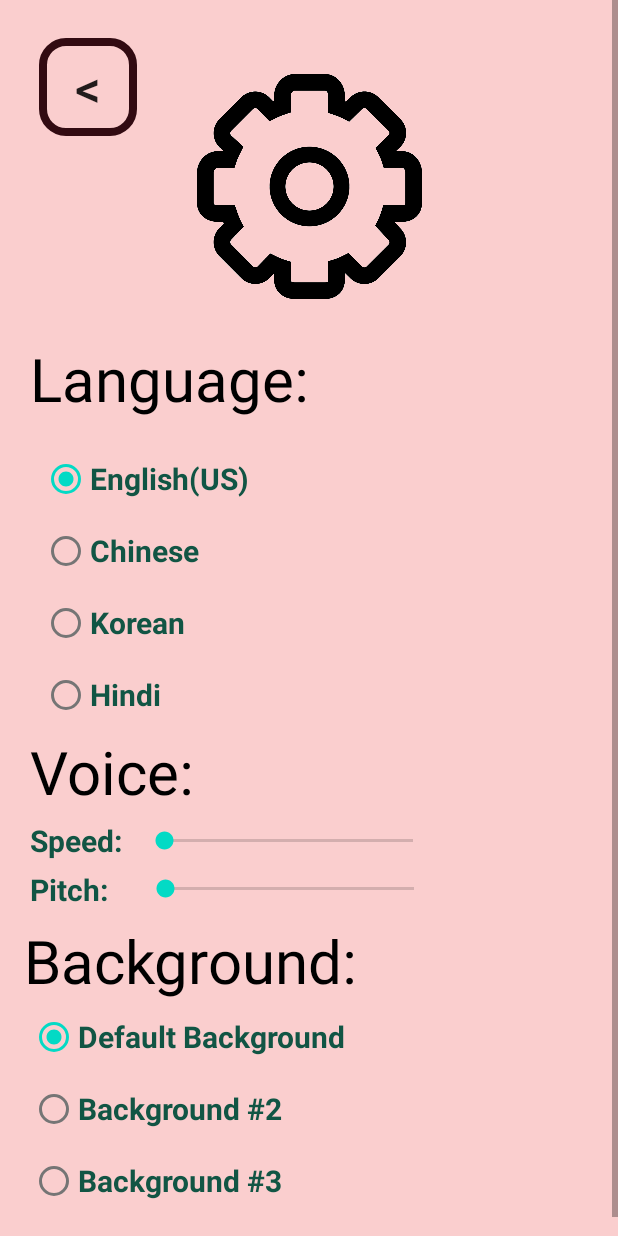
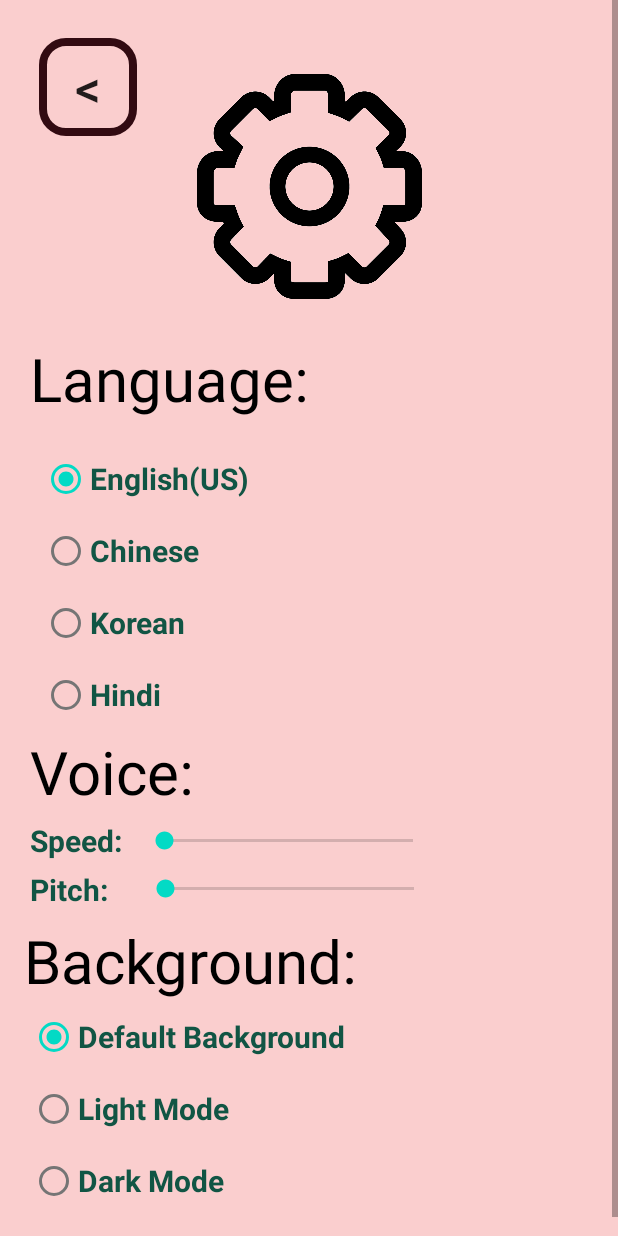
Before and after one commit to fayeezus/MedTalk-final, an Android app: the screen it shows after launch (SettingsActivity), after a tap on "Reset", on a phone screen of 412 x 824 dp. Run offline under Robolectric (Android 15) with nearby library versions, the phone set to English and light mode, and no system bars.

Commit message:
dark mode and light mode additions

```diff
--- a/app/src/main/res/values-night/themes.xml
+++ b/app/src/main/res/values-night/themes.xml
@@ -2,7 +2,7 @@
     <!-- Base application theme. -->
     <style name="Theme.Medtalk" parent="Theme.MaterialComponents.DayNight.DarkActionBar">
         <!-- Primary brand color. -->
-        <item name="colorPrimary">@color/background_night</item>
+        <item name="colorPrimary">@color/black</item>
         <item name="colorPrimaryVariant">@color/background_night_dark</item>
         <item name="colorOnPrimary">@color/trim</item>
         <!-- Secondary brand color. -->
--- a/app/src/main/res/values/strings.xml
+++ b/app/src/main/res/values/strings.xml
@@ -40,8 +40,8 @@
     <string name="settings_2_voice4" >Speed:</string>
     <string name="settings_3">Background:</string>
     <string name="settings_3_bg1" translatable="false" >Default Background</string>
-    <string name="settings_3_bg2" translatable="false" >Background #2</string>
-    <string name="settings_3_bg3" translatable="false" >Background #3</string>
+    <string name="settings_3_bg2" translatable="false" >Light Mode</string>
+    <string name="settings_3_bg3" translatable="false" >Dark Mode</string>
     //
     <string name="help">Help</string>
     <string name="help_message">I Need Help</string>
--- a/app/src/main/res/values/themes.xml
+++ b/app/src/main/res/values/themes.xml
@@ -26,12 +26,13 @@
         <item name="colorOnPrimary">#004780</item>
         <!-- Secondary brand color. -->
 
-        <item name="android:windowBackground">#95B4CE</item>
+        <!--<item name="android:windowBackground">#95B4CE</item>-->
+       <item name="android:windowBackground">#FFFFFF</item>
 
-        <item name="colorSecondary">#E91E63</item>
-        <item name="colorSecondaryVariant">#9C1140</item>
-        <item name="colorOnSecondary">@color/black</item>
-        <!-- Status bar color. -->
+       <item name="colorSecondary">#E91E63</item>
+       <item name="colorSecondaryVariant">#9C1140</item>
+       <item name="colorOnSecondary">@color/black</item>
+       <!-- Status bar color. -->
         <item name="android:statusBarColor" tools:targetApi="l">?attr/colorPrimaryVariant</item>
         <!-- Customize your theme here. -->
     </style>
@@ -40,16 +41,16 @@
 
     <style name="Theme.Medtalk3" parent="Theme.MaterialComponents.DayNight.DarkActionBar">
         <!-- Primary brand color. -->
-        <item name="colorPrimary">#F5D67B</item>
+        <item name="colorPrimary">#000000</item>
         <item name="colorPrimaryVariant">#FF9800</item>
         <item name="colorOnPrimary">#FF5722</item>
         <!-- Secondary brand color. -->
 
-        <item name="android:windowBackground">#EDD58E</item>
+        <item name="android:windowBackground">#52DDDDDD</item>
 
         <item name="colorSecondary">#4CAF50</item>
-        <item name="colorSecondaryVariant">#009688</item>
-        <item name="colorOnSecondary">@color/black</item>
+        <item name="colorSecondaryVariant">#ACF0E9</item>
+        <item name="colorOnSecondary">@color/light_grey</item>
         <!-- Status bar color. -->
         <item name="android:statusBarColor" tools:targetApi="l">?attr/colorPrimaryVariant</item>
         <!-- Customize your theme here. -->
```
